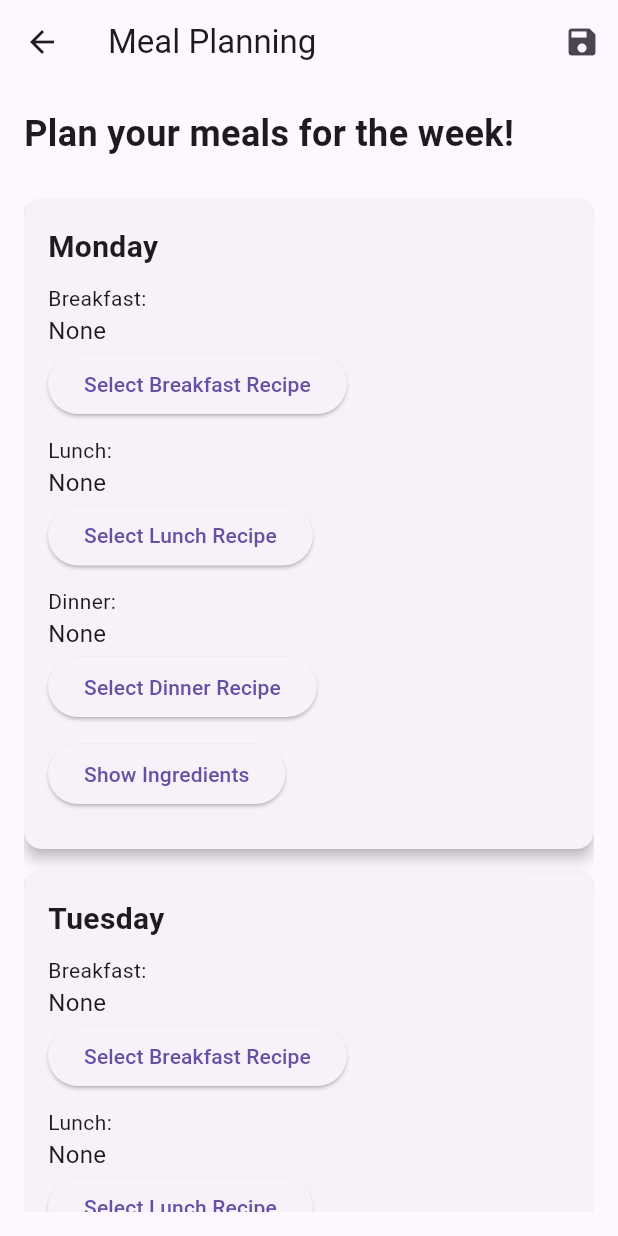
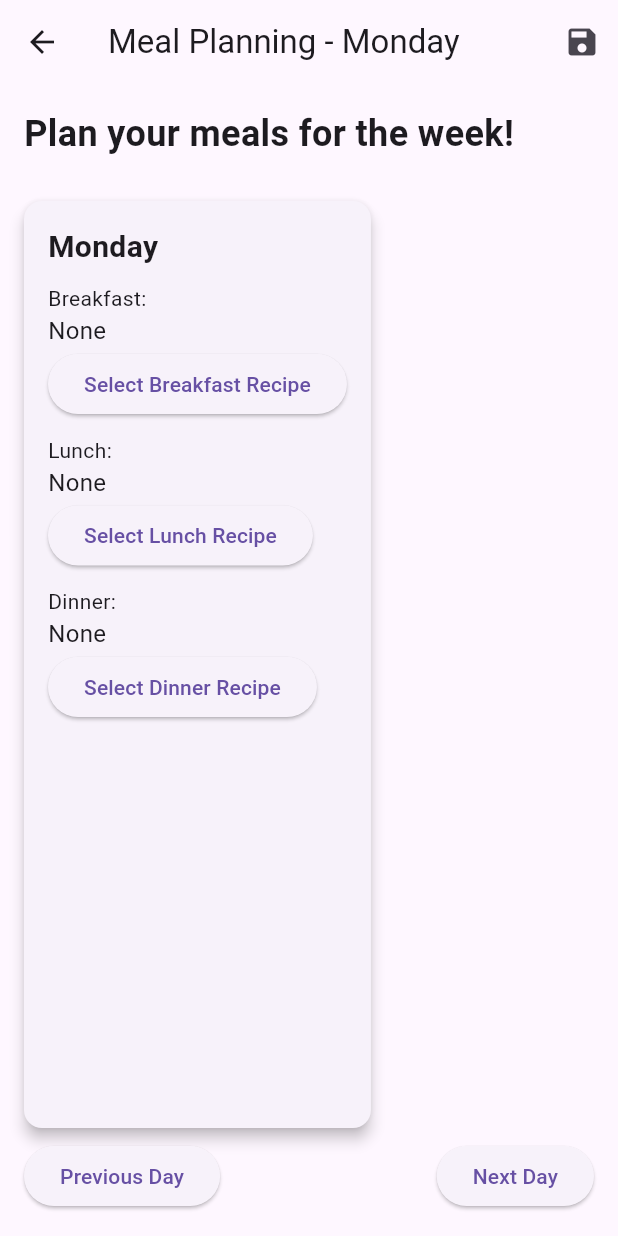
Before and after one commit to dhogan7/Project1, a Flutter app: the MealPlanningScreen screen opened directly, on a phone screen of 412 x 824 dp. Run offline on Flutter 3.47's test engine with Material 3 defaults, Android fonts, the phone set to English and light mode, and no system bars.

Commit message:
the meal planning screen is updated

```diff
--- a/lib/meal_planning_screen.dart
+++ b/lib/meal_planning_screen.dart
@@ -8,6 +8,12 @@ class MealPlanningScreen extends StatefulWidget {
 }
 
 class _MealPlanningScreenState extends State<MealPlanningScreen> {
+  final List<String> daysOfWeek = const [
+    'Monday', 'Tuesday', 'Wednesday', 'Thursday', 'Friday', 'Saturday', 'Sunday',
+  ];
+
+  int currentDayIndex = 0;
+
   // This will hold the selected meals for each day
   final Map<String, Map<String, String?>> selectedMeals = {
     'Monday': {'Breakfast': null, 'Lunch': null, 'Dinner': null},
@@ -25,11 +31,31 @@ class _MealPlanningScreenState extends State<MealPlanningScreen> {
     );
   }
 
+  void _navigateToNextDay() {
+    if (currentDayIndex < daysOfWeek.length - 1) {
+      setState(() {
+        currentDayIndex++;
+      });
+      _saveMeals();
+    }
+  }
+
+  void _navigateToPreviousDay() {
+    if (currentDayIndex > 0) {
+      setState(() {
+        currentDayIndex--;
+      });
+      _saveMeals();
+    }
+  }
+
   @override
   Widget build(BuildContext context) {
+    String currentDay = daysOfWeek[currentDayIndex];
+
     return Scaffold(
       appBar: AppBar(
-        title: const Text('Meal Planning'),
+        title: Text('Meal Planning - $currentDay'),
         actions: [
           IconButton(
             icon: const Icon(Icons.save),
@@ -48,131 +74,49 @@ class _MealPlanningScreenState extends State<MealPlanningScreen> {
             ),
             const SizedBox(height: 20),
             Expanded(
-              child: ListView(
-                children: [
-                  for (var day in daysOfWeek) MealDayCard(
-                    day: day,
+              child: MealDayCard(
+                day: currentDay,
+                selectedMeals: selectedMeals[currentDay]!,
                 onMealSelected: (mealType, recipe) {
                   setState(() {
-                        selectedMeals[day]![mealType] = recipe;
+                    selectedMeals[currentDay]![mealType] = recipe;
                   });
                 },
-                    ingredients: _getIngredientsForDay(day),
+              ),
+            ),
+            Row(
+              mainAxisAlignment: MainAxisAlignment.spaceBetween,
+              children: [
+                ElevatedButton(
+                  onPressed: _navigateToPreviousDay,
+                  child: const Text('Previous Day'),
+                ),
+                ElevatedButton(
+                  onPressed: _navigateToNextDay,
+                  child: const Text('Next Day'),
                 ),
               ],
-              ),
             ),
           ],
         ),
       ),
     );
   }
-
-  final List<String> daysOfWeek = const [
-    'Monday',
-    'Tuesday',
-    'Wednesday',
-    'Thursday',
-    'Friday',
-    'Saturday',
-    'Sunday',
-  ];
-
-  Map<String, List<String>> _getIngredientsForDay(String day) {
-    Map<String, List<String>> ingredients = {};
-    for (var mealType in ['Breakfast', 'Lunch', 'Dinner']) {
-      String? recipe = selectedMeals[day]![mealType];
-      if (recipe != null) {
-        ingredients[mealType] = recipesIngredients[recipe] ?? [];
-      }
-    }
-    return ingredients;
 }
 
-  final Map<String, List<String>> recipesIngredients = {
-    'Spaghetti Carbonara': [
-      'Spaghetti',
-      'Eggs',
-      'Parmesan cheese',
-      'Pancetta',
-      'Black pepper',
-    ],
-    'Chicken Parmesan': [
-      'Chicken breasts',
-      'Bread crumbs',
-      'Parmesan cheese',
-      'Marinara sauce',
-      'Mozzarella cheese',
-    ],
-    'Beef Stew': [
-      'Beef',
-      'Carrots',
-      'Potatoes',
-      'Onions',
-      'Beef broth',
-    ],
-    'Vegetable Stir-fry': [
-      'Mixed vegetables',
-      'Soy sauce',
-      'Garlic',
-      'Ginger',
-      'Sesame oil',
-    ],
-    'Pancakes': [
-      'Flour',
-      'Milk',
-      'Eggs',
-      'Baking powder',
-      'Butter',
-    ],
-    'Omelette': [
-      'Eggs',
-      'Cheese',
-      'Bell peppers',
-      'Onions',
-      'Salt',
-    ],
-    'Avocado Toast': [
-      'Bread',
-      'Avocado',
-      'Lemon juice',
-      'Salt',
-      'Pepper',
-    ],
-    'Smoothie Bowl': [
-      'Frozen berries',
-      'Banana',
-      'Yogurt',
-      'Granola',
-      'Honey',
-    ],
-    'Chicken Fajitas': [
-      'Chicken breasts',
-      'Bell peppers',
-      'Onions',
-      'Fajita seasoning',
-      'Tortillas',
-    ],
-  };
-}
+class MealDayCard extends StatelessWidget {
+  final String day;
+  final Map<String, String?> selectedMeals;
+  final Function(String mealType, String recipe) onMealSelected;
 
-class MealDayCard extends StatefulWidget {
-  final String day;
-  final Function(String mealType, String recipe) onMealSelected;
-  final Map<String, List<String>> ingredients;
+  const MealDayCard({
+    super.key,
+    required this.day,
+    required this.selectedMeals,
+    required this.onMealSelected,
+  });
 
-  const MealDayCard({super.key, required this.day, required this.onMealSelected, required this.ingredients});
-
-  @override
-  _MealDayCardState createState() => _MealDayCardState();
-}
-
-class _MealDayCardState extends State<MealDayCard> {
-  String? breakfast;
-  String? lunch;
-  String? dinner;
-
-  void _selectMeal(String mealType) async {
+  void _selectMeal(BuildContext context, String mealType) async {
     final selectedRecipe = await showDialog<String>(
       context: context,
       builder: (context) {
@@ -202,16 +146,7 @@ class _MealDayCardState extends State<MealDayCard> {
     );
 
     if (selectedRecipe != null) {
-      setState(() {
-        if (mealType == 'Breakfast') {
-          breakfast = selectedRecipe;
-        } else if (mealType == 'Lunch') {
-          lunch = selectedRecipe;
-        } else if (mealType == 'Dinner') {
-          dinner = selectedRecipe;
-        }
-        widget.onMealSelected(mealType, selectedRecipe);
-      });
+      onMealSelected(mealType, selectedRecipe);
     }
   }
 
@@ -227,40 +162,6 @@ class _MealDayCardState extends State<MealDayCard> {
     'Chicken Fajitas',
   ];
 
-  void _showIngredientsDialog() {
-    showDialog(
-      context: context,
-      builder: (BuildContext context) {
-        return AlertDialog(
-          title: const Text('Ingredients'),
-          content: SingleChildScrollView(
-            child: ListBody(
-              children: _buildIngredientsList(),
-            ),
-          ),
-          actions: [
-            TextButton(
-              onPressed: () => Navigator.pop(context),
-              child: const Text('Close'),
-            ),
-          ],
-        );
-      },
-    );
-  }
-
-  List<Widget> _buildIngredientsList() {
-    List<Widget> ingredientsWidgets = [];
-    widget.ingredients.forEach((mealType, ingredients) {
-      if (ingredients.isNotEmpty) {
-        ingredientsWidgets.add(Text('$mealType:', style: const TextStyle(fontWeight: FontWeight.bold)));
-        ingredientsWidgets.addAll(ingredients.map((ingredient) => Text(' - $ingredient')).toList());
-        ingredientsWidgets.add(const SizedBox(height: 10)); // Add space between meal types
-      }
-    });
-    return ingredientsWidgets;
-  }
-
   @override
   Widget build(BuildContext context) {
     return Card(
@@ -272,34 +173,32 @@ class _MealDayCardState extends State<MealDayCard> {
           crossAxisAlignment: CrossAxisAlignment.start,
           children: [
             Text(
-              widget.day,
+              day,
               style: const TextStyle(fontSize: 20, fontWeight: FontWeight.bold),
             ),
             const SizedBox(height: 10),
             const Text('Breakfast:'),
-            Text(breakfast ?? 'None', style: const TextStyle(fontSize: 16)),
+            Text(selectedMeals['Breakfast'] ?? 'None', style: const TextStyle(fontSize: 16)),
+            if (selectedMeals['Breakfast'] == null)
               ElevatedButton(
-              onPressed: () => _selectMeal('Breakfast'),
+                onPressed: () => _selectMeal(context, 'Breakfast'),
                 child: const Text('Select Breakfast Recipe'),
               ),
             const SizedBox(height: 10),
             const Text('Lunch:'),
-            Text(lunch ?? 'None', style: const TextStyle(fontSize: 16)),
+            Text(selectedMeals['Lunch'] ?? 'None', style: const TextStyle(fontSize: 16)),
+            if (selectedMeals['Lunch'] == null)
               ElevatedButton(
-              onPressed: () => _selectMeal('Lunch'),
+                onPressed: () => _selectMeal(context, 'Lunch'),
                 child: const Text('Select Lunch Recipe'),
               ),
             const SizedBox(height: 10),
             const Text('Dinner:'),
-            Text(dinner ?? 'None', style: const TextStyle(fontSize: 16)),
+            Text(selectedMeals['Dinner'] ?? 'None', style: const TextStyle(fontSize: 16)),
+            if (selectedMeals['Dinner'] == null)
               ElevatedButton(
-              onPressed: () => _selectMeal('Dinner'),
+                onPressed: () => _selectMeal(context, 'Dinner'),
                 child: const Text('Select Dinner Recipe'),
-            ),
-            const SizedBox(height: 10),
-            ElevatedButton(
-              onPressed: _showIngredientsDialog,
-              child: const Text('Show Ingredients'),
               ),
             const SizedBox(height: 10),
           ],
```
Lines whose indentation alone changed are shown as unchanged.
